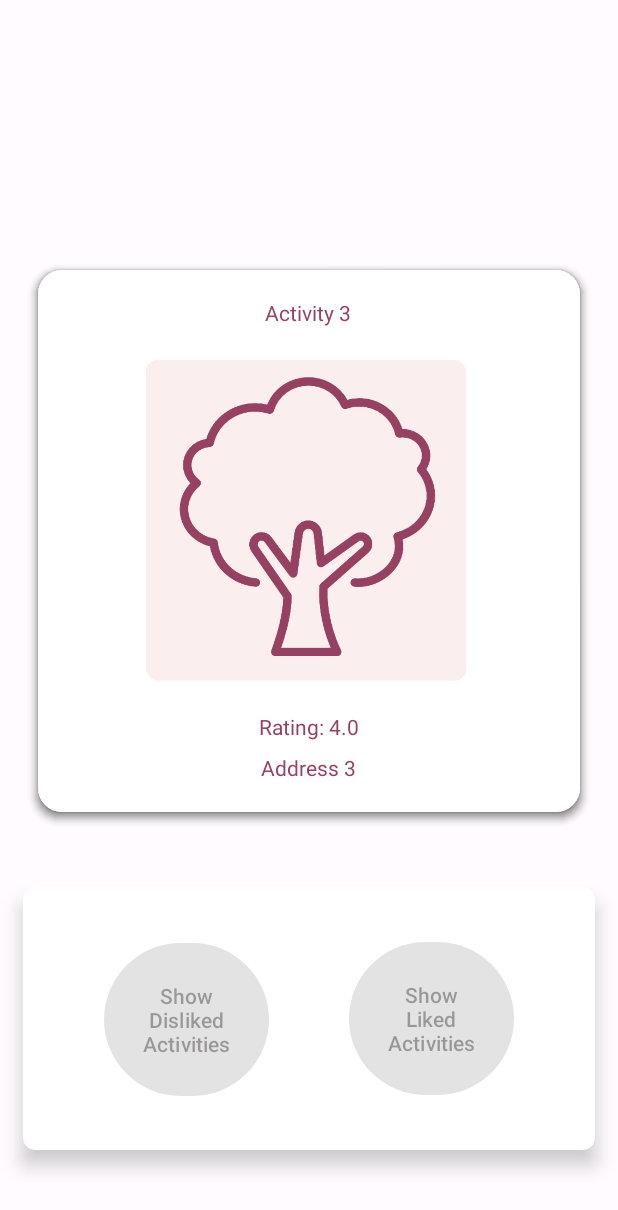
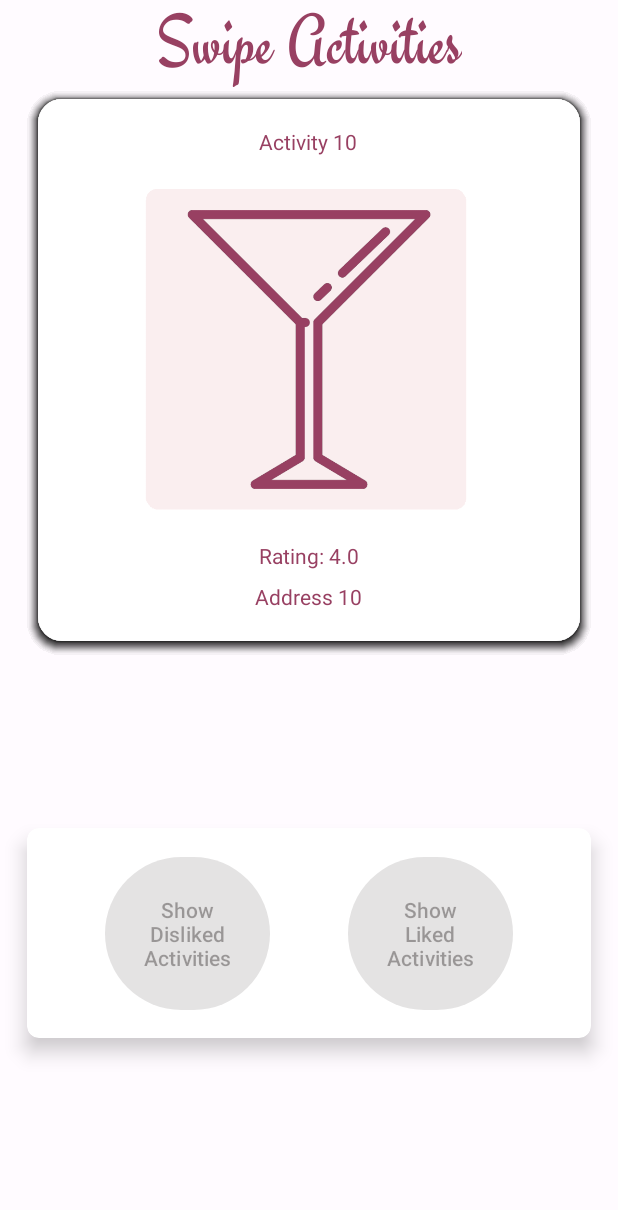
Before and after one commit to CS5520FeinbergFall2023/group-project-group-4, an Android app: the SwipeActivity screen opened directly, with no data from a screen before it, on a phone screen of 412 x 824 dp. Shown: the top 1210 px of the screen. Run offline under Robolectric (Android 15) with nearby library versions, the phone set to English and light mode, and no system bars.

Commit message:
Styled all xml pages

```diff
--- a/app/src/main/java/edu/northeastern/groupproject_outandabout/CardAdapter.java
+++ b/app/src/main/java/edu/northeastern/groupproject_outandabout/CardAdapter.java
@@ -62,17 +62,17 @@ public class CardAdapter extends RecyclerView.Adapter<CardAdapter.CardViewHolder
             String address = activityOption.getAddress();
 
             if (activityOption.getSelectedType() == ActivityType.RESTAURANT) {
-                Drawable restaurantDrawable = ContextCompat.getDrawable(itemView.getContext(), R.drawable.restaurant);
-                iconImage.setImageDrawable(restaurantDrawable);
+                Drawable drawable = ContextCompat.getDrawable(itemView.getContext(), R.drawable.restaurant);
+                iconImage.setImageDrawable(drawable);
             } else if (activityOption.getSelectedType() == ActivityType.ENTERTAINMENT) {
-                Drawable restaurantDrawable = ContextCompat.getDrawable(itemView.getContext(), R.drawable.entertainment);
-                iconImage.setImageDrawable(restaurantDrawable);
+                Drawable drawable = ContextCompat.getDrawable(itemView.getContext(), R.drawable.entertainment);
+                iconImage.setImageDrawable(drawable);
             } else if (activityOption.getSelectedType() == ActivityType.NIGHTLIFE) {
-                Drawable restaurantDrawable = ContextCompat.getDrawable(itemView.getContext(), R.drawable.nightlife);
-                iconImage.setImageDrawable(restaurantDrawable);
+                Drawable drawable = ContextCompat.getDrawable(itemView.getContext(), R.drawable.nightlife);
+                iconImage.setImageDrawable(drawable);
             } else if (activityOption.getSelectedType() == ActivityType.OUTDOORS) {
-                Drawable restaurantDrawable = ContextCompat.getDrawable(itemView.getContext(), R.drawable.outdoors);
-                iconImage.setImageDrawable(restaurantDrawable);
+                Drawable drawable = ContextCompat.getDrawable(itemView.getContext(), R.drawable.outdoors);
+                iconImage.setImageDrawable(drawable);
             }
 
             nameTextView.setText(name);
--- a/app/src/main/java/edu/northeastern/groupproject_outandabout/OptionAdapter.java
+++ b/app/src/main/java/edu/northeastern/groupproject_outandabout/OptionAdapter.java
@@ -70,8 +70,8 @@ public class OptionAdapter extends RecyclerView.Adapter<OptionAdapter.CardViewHo
 
         public void bind(ActivityOption activityOption) {
             String info = activityOption.getName() + "\n" +
-                    activityOption.getAddress() + "\n" +
-                    "Rating: " + activityOption.getRating();
+                    activityOption.getRating() + "\n" +
+                    "Rating: " + activityOption.getAddress();
 
             infoTextView.setText(info);
         }
--- a/app/src/main/java/edu/northeastern/groupproject_outandabout/SwipeActivity.java
+++ b/app/src/main/java/edu/northeastern/groupproject_outandabout/SwipeActivity.java
@@ -44,11 +44,11 @@ public class SwipeActivity extends AppCompatActivity {
         updateButtonState();
 
         savedButton.setOnClickListener(view -> {
-            startOptionsActivityForResult(savedActivities);
+            startOptionsActivityForResult(savedActivities, true);
         });
 
         removedButton.setOnClickListener(view -> {
-            startOptionsActivityForResult(removedActivities);
+            startOptionsActivityForResult(removedActivities, false);
         });
 
         activities = generateDummyData(); // parseApiResponse(); //
@@ -88,9 +88,10 @@ public class SwipeActivity extends AppCompatActivity {
         itemTouchHelper.attachToRecyclerView(recyclerView);
     }
 
-    private void startOptionsActivityForResult(List<ActivityOption> activities) {
+    private void startOptionsActivityForResult(List<ActivityOption> activities, boolean likeFlag) {
         Intent intent = new Intent(this, OptionsActivity.class);
         intent.putParcelableArrayListExtra("activityList", new ArrayList<>(activities));
+        intent.putExtra("likeFlag", likeFlag);
         startActivityForResult(intent, REQUEST_CODE_OPTIONS_ACTIVITY);
     }
 
@@ -123,11 +124,11 @@ public class SwipeActivity extends AppCompatActivity {
 
     private List<ActivityOption> generateDummyData() {
         List<ActivityOption> dummyData = new ArrayList<>();
-        for (int i = 0; i < 3; i++) {
+        for (int i = 0; i < 10; i++) {
             String name = "Activity " + (i + 1);
             String address = "Address " + (i + 1);
             String rating = "4.0";
-            ActivityOption activityOption = new ActivityOption(name, address, rating, ActivityType.OUTDOORS);
+            ActivityOption activityOption = new ActivityOption(name, address, rating, ActivityType.NIGHTLIFE);
             dummyData.add(activityOption);
         }
         return dummyData;
--- a/app/src/main/java/edu/northeastern/groupproject_outandabout/UserAccountActivity.java
+++ b/app/src/main/java/edu/northeastern/groupproject_outandabout/UserAccountActivity.java
@@ -45,7 +45,7 @@ public class UserAccountActivity extends AppCompatActivity {
         if (currentUser != null) {
             userEmailTextView.setText(currentUser.getEmail());
             userEmailTextView.setVisibility(View.VISIBLE);
-            welcomeTextView.setText("Welcome " + currentUser.getDisplayName() + "!");
+            welcomeTextView.setText("Saved Plans");
             fetchUserPlans();
         } else {
             userEmailTextView.setText("No user is signed in.");
--- a/app/src/main/java/edu/northeastern/groupproject_outandabout/ui/plan/PlanSummaryActivity.java
+++ b/app/src/main/java/edu/northeastern/groupproject_outandabout/ui/plan/PlanSummaryActivity.java
@@ -6,7 +6,6 @@ import android.content.Intent;
 import android.os.Bundle;
 import android.view.View;
 import android.widget.Button;
-import android.widget.EditText;
 import android.widget.Toast;
 
 import androidx.appcompat.app.AlertDialog;
@@ -14,6 +13,7 @@ import androidx.recyclerview.widget.RecyclerView;
 import androidx.recyclerview.widget.LinearLayoutManager;
 import androidx.appcompat.app.AppCompatActivity;
 
+import com.google.android.material.textfield.TextInputEditText;
 import com.google.firebase.auth.FirebaseAuth;
 import com.google.firebase.auth.FirebaseUser;
 
@@ -79,7 +79,7 @@ public class PlanSummaryActivity extends AppCompatActivity {
     }
 
     private void savePlan() {
-        EditText planNameEditText = findViewById(R.id.planNameEditText);
+        TextInputEditText planNameEditText = findViewById(R.id.planNameEditText);
         String planName = planNameEditText.getText().toString().trim();
 
         if (planName.isEmpty()) {
--- a/app/src/main/res/layout/activity_customize_search.xml
+++ b/app/src/main/res/layout/activity_customize_search.xml
@@ -11,7 +11,9 @@
         android:layout_width="wrap_content"
         android:layout_height="wrap_content"
         android:text="Customize Search"
-        android:textSize="20sp"
+        android:fontFamily="@font/engagement"
+        android:textColor="@color/md_theme_light_primary"
+        android:textSize="48sp"
         app:layout_constraintBottom_toTopOf="@+id/searchRadiusContainer"
         app:layout_constraintEnd_toEndOf="parent"
         app:layout_constraintStart_toStartOf="parent"
@@ -43,6 +45,7 @@
 
     <Button
         android:id="@+id/customizeSearchButton"
+        style="@style/Widget.Material3.Button.ElevatedButton"
         android:layout_width="wrap_content"
         android:layout_height="wrap_content"
         android:text="Search"
--- a/app/src/main/res/layout/activity_login.xml
+++ b/app/src/main/res/layout/activity_login.xml
@@ -144,8 +144,8 @@
         android:layout_height="wrap_content"
         android:layout_marginStart="58dp"
         android:layout_marginBottom="24dp"
+        android:text="Out and About"
         android:fontFamily="@font/engagement"
-        android:text="Out and About"
         android:textColor="@color/md_theme_light_primary"
         android:textSize="48sp"
         app:layout_constraintBottom_toTopOf="@+id/cardView"
--- a/app/src/main/res/layout/activity_main.xml
+++ b/app/src/main/res/layout/activity_main.xml
@@ -96,7 +96,7 @@
         android:layout_width="wrap_content"
         android:layout_height="wrap_content"
         android:layout_marginBottom="8dp"
-        android:text="User Account"
+        android:text="Saved Plans"
         app:layout_constraintBottom_toBottomOf="parent"
         app:layout_constraintEnd_toStartOf="@+id/logoutButton"
         app:layout_constraintHorizontal_bias="0.5"
--- a/app/src/main/res/layout/activity_swipe.xml
+++ b/app/src/main/res/layout/activity_swipe.xml
@@ -6,26 +6,24 @@
     android:layout_height="match_parent"
     tools:context=".SwipeActivity">
 
-    <androidx.recyclerview.widget.RecyclerView
-        android:id="@+id/activityCards"
-        android:layout_width="393dp"
-        android:layout_height="710dp"
-        android:clipChildren="false"
-        android:clipToPadding="false"
-        android:overScrollMode="never"
-        android:padding="16dp"
-        app:layoutManager="LinearLayoutManager"
-        app:layout_constraintBottom_toBottomOf="parent"
+    <TextView
+        android:id="@+id/textView"
+        android:layout_width="wrap_content"
+        android:layout_height="wrap_content"
+        android:layout_marginTop="56dp"
+        android:fontFamily="@font/engagement"
+        android:text="Swipe Activities"
+        android:textColor="@color/md_theme_light_primary"
+        android:textSize="48sp"
+        app:layout_constraintBottom_toTopOf="@+id/activityCards"
         app:layout_constraintEnd_toEndOf="parent"
         app:layout_constraintStart_toStartOf="parent"
-        app:layout_constraintTop_toTopOf="parent"
-        app:layout_constraintVertical_bias="1.0"
-        tools:listitem="@layout/card_item" />
+        app:layout_constraintTop_toTopOf="parent" />
 
     <androidx.cardview.widget.CardView
         android:id="@+id/cardView"
-        android:layout_width="381dp"
-        android:layout_height="175dp"
+        android:layout_width="376dp"
+        android:layout_height="140dp"
         android:layout_marginTop="420dp"
 
         app:cardCornerRadius="8dp"
@@ -65,4 +63,18 @@
 
         </androidx.constraintlayout.widget.ConstraintLayout>
     </androidx.cardview.widget.CardView>
+
+    <androidx.recyclerview.widget.RecyclerView
+        android:id="@+id/activityCards"
+        android:layout_width="393dp"
+        android:layout_height="710dp"
+        android:clipChildren="false"
+        android:clipToPadding="false"
+        android:overScrollMode="never"
+        android:padding="16dp"
+        app:layoutManager="LinearLayoutManager"
+        app:layout_constraintEnd_toEndOf="parent"
+        app:layout_constraintStart_toStartOf="parent"
+        tools:layout_editor_absoluteY="111dp"
+        tools:listitem="@layout/card_item" />
 </androidx.constraintlayout.widget.ConstraintLayout>
--- a/app/src/main/res/layout/item_plan.xml
+++ b/app/src/main/res/layout/item_plan.xml
@@ -16,14 +16,16 @@
             android:id="@+id/planNameTextView"
             android:layout_width="0dp"
             android:layout_height="wrap_content"
-            android:textSize="18sp"
-            android:textStyle="bold"
+            android:fontFamily="@font/engagement"
+            android:textColor="@color/md_theme_light_primary"
+            android:textSize="32sp"
             app:layout_constraintTop_toTopOf="parent"
             app:layout_constraintLeft_toLeftOf="parent"
             app:layout_constraintRight_toRightOf="parent" />
 
         <TextView
             android:id="@+id/activitiesTextView"
+            android:textColor="@color/md_theme_light_primary"
             android:layout_width="0dp"
             android:layout_height="wrap_content"
             android:textSize="16sp"
```
Also changed, not shown: app/src/main/java/edu/northeastern/groupproject_outandabout/OptionsActivity.java (+20 -4 lines), app/src/main/res/layout/activity_options.xml (+36 -10 lines), app/src/main/res/layout/activity_plan_summary.xml (+67 -22 lines), app/src/main/res/layout/activity_user_account.xml (+10 -8 lines), app/src/main/res/layout/option_item.xml (+15 -10 lines), app/src/main/res/layout/plan_summary_item.xml (+7 -1 lines), app/src/main/res/drawable/disliked_activities.png (added), app/src/main/res/drawable/liked_activities.png (added).
